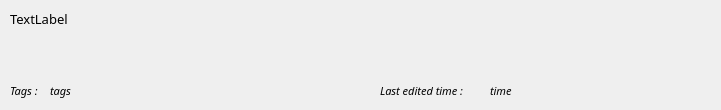
Qt form Note-App/singlenoteview.ui (knu-2-tochanenko/OOP) before a commit.
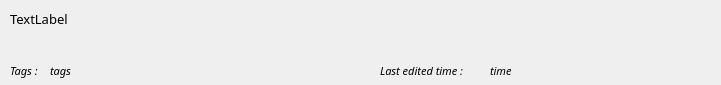
The same form after that commit.

Patch:
```diff
--- a/Note-App/singlenoteview.ui
+++ b/Note-App/singlenoteview.ui
@@ -7,7 +7,7 @@
     <x>0</x>
     <y>0</y>
     <width>721</width>
-    <height>110</height>
+    <height>85</height>
    </rect>
   </property>
   <property name="sizePolicy">
@@ -19,13 +19,13 @@
   <property name="minimumSize">
    <size>
     <width>721</width>
-    <height>110</height>
+    <height>85</height>
    </size>
   </property>
   <property name="maximumSize">
    <size>
     <width>721</width>
-    <height>110</height>
+    <height>85</height>
    </size>
   </property>
   <property name="windowTitle">
@@ -36,8 +36,8 @@
     <rect>
      <x>10</x>
      <y>10</y>
-     <width>571</width>
-     <height>61</height>
+     <width>701</width>
+     <height>41</height>
     </rect>
    </property>
    <property name="font">
@@ -57,7 +57,7 @@
    <property name="geometry">
     <rect>
      <x>10</x>
-     <y>80</y>
+     <y>60</y>
      <width>31</width>
      <height>21</height>
     </rect>
@@ -77,7 +77,7 @@
    <property name="geometry">
     <rect>
      <x>50</x>
-     <y>80</y>
+     <y>60</y>
      <width>321</width>
      <height>21</height>
     </rect>
@@ -97,7 +97,7 @@
    <property name="geometry">
     <rect>
      <x>380</x>
-     <y>80</y>
+     <y>60</y>
      <width>101</width>
      <height>21</height>
     </rect>
@@ -117,7 +117,7 @@
    <property name="geometry">
     <rect>
      <x>490</x>
-     <y>80</y>
+     <y>60</y>
      <width>221</width>
      <height>21</height>
     </rect>
```
